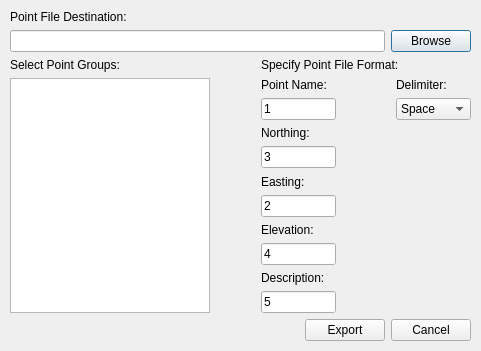
Before: the Qt Designer form Trails/resources/ui/export_points.ui in HakanSeven12/Trails, drawn with Qt 5.
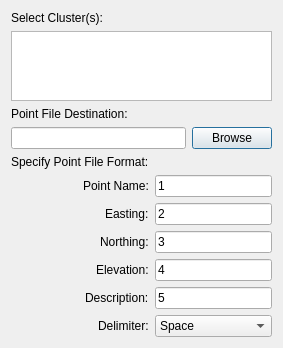
After: the same form once the commit is applied.

Patch:
```diff
--- a/Trails/resources/ui/export_points.ui
+++ b/Trails/resources/ui/export_points.ui
@@ -6,25 +6,40 @@
    <rect>
     <x>0</x>
     <y>0</y>
-    <width>481</width>
-    <height>351</height>
+    <width>283</width>
+    <height>341</height>
    </rect>
   </property>
   <property name="windowTitle">
    <string>Export Points</string>
   </property>
-  <widget class="QWidget" name="verticalLayoutWidget_6">
-   <property name="geometry">
-    <rect>
-     <x>10</x>
-     <y>10</y>
-     <width>461</width>
-     <height>331</height>
-    </rect>
-   </property>
-   <layout class="QVBoxLayout" name="verticalLayout_6">
+  <layout class="QVBoxLayout" name="verticalLayout">
+   <item>
+    <layout class="QVBoxLayout" name="verticalLayout_1">
+     <item>
+      <layout class="QVBoxLayout" name="verticalLayout_2">
+       <item>
+        <widget class="QLabel" name="SelectPointGroupL">
+         <property name="text">
+          <string>Select Cluster(s):</string>
+         </property>
+        </widget>
+       </item>
     <item>
-     <layout class="QVBoxLayout" name="verticalLayout_5">
+        <widget class="QListWidget" name="PointGroupsLW">
+         <property name="minimumSize">
+          <size>
+           <width>200</width>
+           <height>0</height>
+          </size>
+         </property>
+         <property name="selectionMode">
+          <enum>QAbstractItemView::MultiSelection</enum>
+         </property>
+        </widget>
+       </item>
+      </layout>
+     </item>
       <item>
        <widget class="QLabel" name="PointFileDestinationL">
         <property name="text">
@@ -50,112 +65,77 @@
         </item>
        </layout>
       </item>
-     </layout>
-    </item>
     <item>
-     <layout class="QHBoxLayout" name="horizontalLayout_2">
-      <item>
-       <layout class="QVBoxLayout" name="verticalLayout_4">
-        <item>
-         <widget class="QLabel" name="SelectPointGroupL">
-          <property name="text">
-           <string>Select Point Groups:</string>
-          </property>
-         </widget>
-        </item>
-        <item>
-         <widget class="QListWidget" name="PointGroupsLW">
-          <property name="minimumSize">
-           <size>
-            <width>200</width>
-            <height>0</height>
-           </size>
-          </property>
-          <property name="selectionMode">
-           <enum>QAbstractItemView::MultiSelection</enum>
-          </property>
-         </widget>
-        </item>
-       </layout>
-      </item>
-      <item>
-       <spacer name="horizontalSpacer_2">
-        <property name="orientation">
-         <enum>Qt::Horizontal</enum>
-        </property>
-        <property name="sizeType">
-         <enum>QSizePolicy::Fixed</enum>
-        </property>
-        <property name="sizeHint" stdset="0">
-         <size>
-          <width>45</width>
-          <height>20</height>
-         </size>
-        </property>
-       </spacer>
-      </item>
-      <item>
-       <layout class="QVBoxLayout" name="verticalLayout_3">
-        <item>
-         <widget class="QLabel" name="PFFL">
-          <property name="text">
-           <string>Specify Point File Format:</string>
-          </property>
-         </widget>
-        </item>
-        <item>
-         <layout class="QHBoxLayout" name="horizontalLayout">
-          <item>
-           <layout class="QVBoxLayout" name="verticalLayout">
-            <item>
+      <layout class="QFormLayout" name="formLayout">
+       <property name="sizeConstraint">
+        <enum>QLayout::SetMinAndMaxSize</enum>
+       </property>
+       <property name="labelAlignment">
+        <set>Qt::AlignRight|Qt::AlignTrailing|Qt::AlignVCenter</set>
+       </property>
+       <property name="formAlignment">
+        <set>Qt::AlignRight|Qt::AlignTop|Qt::AlignTrailing</set>
+       </property>
+       <item row="1" column="0">
              <widget class="QLabel" name="PointNameL">
+         <property name="sizePolicy">
+          <sizepolicy hsizetype="Expanding" vsizetype="Expanding">
+           <horstretch>0</horstretch>
+           <verstretch>0</verstretch>
+          </sizepolicy>
+         </property>
               <property name="text">
                <string>Point Name:</string>
               </property>
              </widget>
             </item>
-            <item>
+       <item row="1" column="1">
              <widget class="QLineEdit" name="PointNameLE">
-              <property name="minimumSize">
-               <size>
-                <width>75</width>
-                <height>0</height>
-               </size>
+         <property name="sizePolicy">
+          <sizepolicy hsizetype="Minimum" vsizetype="Minimum">
+           <horstretch>0</horstretch>
+           <verstretch>0</verstretch>
+          </sizepolicy>
               </property>
               <property name="text">
                <string>1</string>
               </property>
              </widget>
             </item>
-            <item>
-             <widget class="QLabel" name="NorthingL">
-              <property name="text">
-               <string>Northing:</string>
-              </property>
-             </widget>
-            </item>
-            <item>
-             <widget class="QLineEdit" name="NorthingLE">
-              <property name="minimumSize">
-               <size>
-                <width>75</width>
-                <height>0</height>
-               </size>
-              </property>
+       <item row="5" column="0">
+        <widget class="QLabel" name="DescriptionL">
+         <property name="sizePolicy">
+          <sizepolicy hsizetype="Expanding" vsizetype="Expanding">
+           <horstretch>0</horstretch>
+           <verstretch>0</verstretch>
+          </sizepolicy>
+         </property>
               <property name="text">
-               <string>3</string>
+          <string>Description:</string>
               </property>
              </widget>
             </item>
-            <item>
+       <item row="2" column="0">
              <widget class="QLabel" name="EastingL">
+         <property name="sizePolicy">
+          <sizepolicy hsizetype="Expanding" vsizetype="Expanding">
+           <horstretch>0</horstretch>
+           <verstretch>0</verstretch>
+          </sizepolicy>
+         </property>
               <property name="text">
                <string>Easting:</string>
               </property>
              </widget>
             </item>
-            <item>
+       <item row="2" column="1">
              <widget class="QLineEdit" name="EastingLE">
+         <property name="sizePolicy">
+          <sizepolicy hsizetype="Minimum" vsizetype="Minimum">
+           <horstretch>0</horstretch>
+           <verstretch>0</verstretch>
+          </sizepolicy>
+         </property>
               <property name="minimumSize">
                <size>
                 <width>75</width>
@@ -167,15 +147,59 @@
               </property>
              </widget>
             </item>
-            <item>
+       <item row="3" column="0">
+        <widget class="QLabel" name="NorthingL">
+         <property name="sizePolicy">
+          <sizepolicy hsizetype="Expanding" vsizetype="Expanding">
+           <horstretch>0</horstretch>
+           <verstretch>0</verstretch>
+          </sizepolicy>
+         </property>
+         <property name="text">
+          <string>Northing:</string>
+         </property>
+        </widget>
+       </item>
+       <item row="3" column="1">
+        <widget class="QLineEdit" name="NorthingLE">
+         <property name="sizePolicy">
+          <sizepolicy hsizetype="Minimum" vsizetype="Minimum">
+           <horstretch>0</horstretch>
+           <verstretch>0</verstretch>
+          </sizepolicy>
+         </property>
+         <property name="minimumSize">
+          <size>
+           <width>75</width>
+           <height>0</height>
+          </size>
+         </property>
+         <property name="text">
+          <string>3</string>
+         </property>
+        </widget>
+       </item>
+       <item row="4" column="0">
              <widget class="QLabel" name="ElevationL">
+         <property name="sizePolicy">
+          <sizepolicy hsizetype="Expanding" vsizetype="Expanding">
+           <horstretch>0</horstretch>
+           <verstretch>0</verstretch>
+          </sizepolicy>
+         </property>
               <property name="text">
                <string>Elevation:</string>
               </property>
              </widget>
             </item>
-            <item>
+       <item row="4" column="1">
              <widget class="QLineEdit" name="ElevationLE">
+         <property name="sizePolicy">
+          <sizepolicy hsizetype="Minimum" vsizetype="Minimum">
+           <horstretch>0</horstretch>
+           <verstretch>0</verstretch>
+          </sizepolicy>
+         </property>
               <property name="minimumSize">
                <size>
                 <width>75</width>
@@ -187,15 +211,14 @@
               </property>
              </widget>
             </item>
-            <item>
-             <widget class="QLabel" name="DescriptionL">
-              <property name="text">
-               <string>Description:</string>
-              </property>
-             </widget>
-            </item>
-            <item>
+       <item row="5" column="1">
              <widget class="QLineEdit" name="DescriptionLE">
+         <property name="sizePolicy">
+          <sizepolicy hsizetype="Minimum" vsizetype="Minimum">
+           <horstretch>0</horstretch>
+           <verstretch>0</verstretch>
+          </sizepolicy>
+         </property>
               <property name="minimumSize">
                <size>
                 <width>75</width>
@@ -207,34 +230,14 @@
               </property>
              </widget>
             </item>
-           </layout>
-          </item>
-          <item>
-           <spacer name="horizontalSpacer">
-            <property name="orientation">
-             <enum>Qt::Horizontal</enum>
-            </property>
-            <property name="sizeType">
-             <enum>QSizePolicy::Preferred</enum>
-            </property>
-            <property name="sizeHint" stdset="0">
-             <size>
-              <width>250</width>
-              <height>20</height>
-             </size>
-            </property>
-           </spacer>
-          </item>
-          <item>
-           <layout class="QVBoxLayout" name="verticalLayout_2">
-            <item>
+       <item row="6" column="0">
              <widget class="QLabel" name="DelimiterL">
               <property name="text">
                <string>Delimiter:</string>
               </property>
              </widget>
             </item>
-            <item>
+       <item row="6" column="1">
              <widget class="QComboBox" name="DelimiterCB">
               <property name="minimumSize">
                <size>
@@ -254,72 +257,18 @@
               </item>
              </widget>
             </item>
-            <item>
-             <spacer name="verticalSpacer">
-              <property name="orientation">
-               <enum>Qt::Vertical</enum>
-              </property>
-              <property name="sizeHint" stdset="0">
-               <size>
-                <width>20</width>
-                <height>40</height>
-               </size>
-              </property>
-             </spacer>
-            </item>
-           </layout>
-          </item>
-         </layout>
-        </item>
-       </layout>
-      </item>
-     </layout>
-    </item>
-    <item>
-     <layout class="QHBoxLayout" name="horizontalLayout_4">
-      <item>
-       <spacer name="horizontalSpacer_3">
-        <property name="orientation">
-         <enum>Qt::Horizontal</enum>
-        </property>
-        <property name="sizeHint" stdset="0">
-         <size>
-          <width>40</width>
-          <height>20</height>
-         </size>
-        </property>
-       </spacer>
-      </item>
-      <item>
-       <widget class="QPushButton" name="ExportB">
-        <property name="minimumSize">
-         <size>
-          <width>75</width>
-          <height>0</height>
-         </size>
-        </property>
+       <item row="0" column="0">
+        <widget class="QLabel" name="PFFL">
         <property name="text">
-         <string>Export</string>
+          <string>Specify Point File Format:</string>
         </property>
        </widget>
       </item>
-      <item>
-       <widget class="QPushButton" name="CancelB">
-        <property name="minimumSize">
-         <size>
-          <width>75</width>
-          <height>0</height>
-         </size>
-        </property>
-        <property name="text">
-         <string>Cancel</string>
-        </property>
-       </widget>
+      </layout>
       </item>
      </layout>
     </item>
    </layout>
-  </widget>
  </widget>
  <resources/>
  <connections/>
```
Left out of the diff: 6 changed lines with no effect on the pictures. Lines whose indentation alone changed are shown as unchanged.
